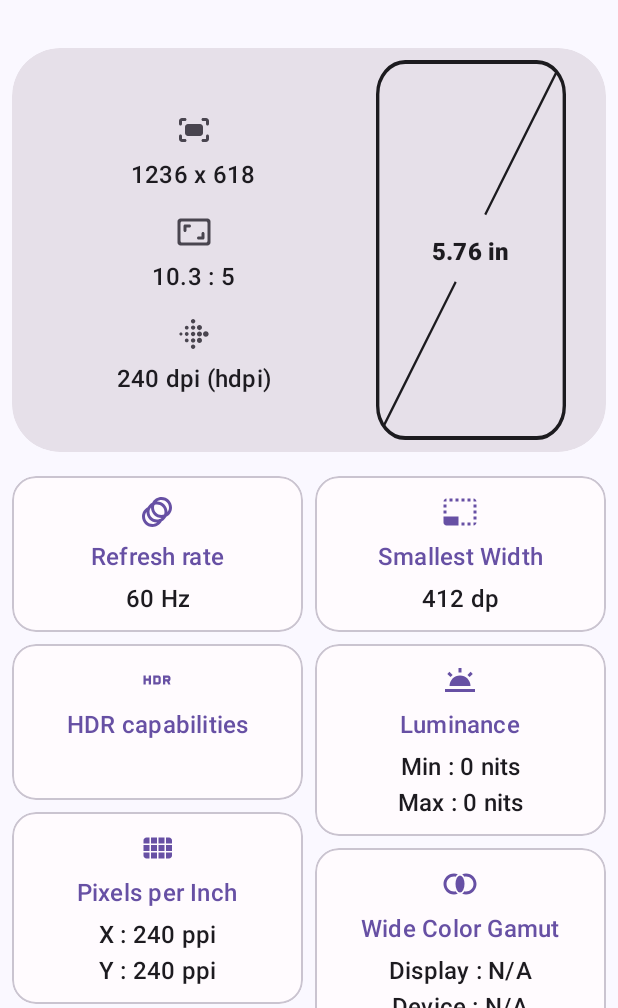
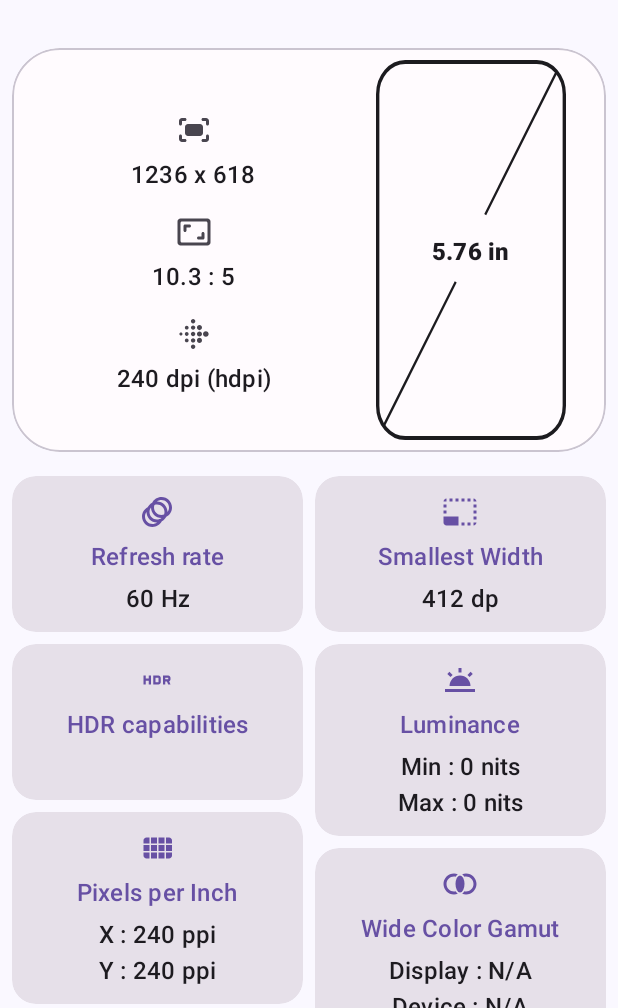
Before and after one commit to DrHowdyDoo/DisplayInfo, an Android app: the screen it shows after launch (MainActivity), on a phone screen of 412 x 824 dp, the part 228-1236 px from its top. Run offline under Robolectric (Android 15) with nearby library versions, the phone set to English and light mode, and no system bars; 5 statements that could not run were skipped.

Commit message:
ui changed

```diff
--- a/app/src/main/res/layout/activity_main.xml
+++ b/app/src/main/res/layout/activity_main.xml
@@ -53,7 +53,7 @@
 
             <com.google.android.material.card.MaterialCardView
                 android:id="@+id/materialCardView"
-                style="?attr/materialCardViewFilledStyle"
+                style="?attr/materialCardViewOutlinedStyle"
                 android:layout_width="match_parent"
                 android:layout_height="wrap_content"
                 app:cardCornerRadius="32dp"
@@ -172,7 +172,7 @@
 
             <com.google.android.material.card.MaterialCardView
                 android:id="@+id/materialCardView2"
-                style="?attr/materialCardViewOutlinedStyle"
+                style="?attr/materialCardViewFilledStyle"
                 android:layout_width="0dp"
                 android:layout_height="wrap_content"
                 android:layout_marginTop="@dimen/titles_gap"
@@ -232,7 +232,7 @@
 
             <com.google.android.material.card.MaterialCardView
                 android:id="@+id/materialCardView3"
-                style="?attr/materialCardViewOutlinedStyle"
+                style="?attr/materialCardViewFilledStyle"
                 android:layout_width="0dp"
                 android:layout_height="wrap_content"
                 android:layout_marginStart="4dp"
@@ -280,7 +280,7 @@
 
             <com.google.android.material.card.MaterialCardView
                 android:id="@+id/materialCardView_luminance"
-                style="?attr/materialCardViewOutlinedStyle"
+                style="?attr/materialCardViewFilledStyle"
                 android:layout_width="0dp"
                 android:layout_height="wrap_content"
                 android:layout_marginStart="4dp"
@@ -331,7 +331,7 @@
 
             <com.google.android.material.card.MaterialCardView
                 android:id="@+id/materialCardView_hdr"
-                style="?attr/materialCardViewOutlinedStyle"
+                style="?attr/materialCardViewFilledStyle"
                 android:layout_width="0dp"
                 android:layout_height="wrap_content"
                 android:layout_marginTop="8dp"
@@ -382,7 +382,7 @@
 
             <com.google.android.material.card.MaterialCardView
                 android:id="@+id/materialCardView_refresh_rate"
-                style="?attr/materialCardViewOutlinedStyle"
+                style="?attr/materialCardViewFilledStyle"
                 android:layout_width="0dp"
                 android:layout_height="wrap_content"
                 android:layout_marginTop="8dp"
@@ -432,7 +432,7 @@
 
             <com.google.android.material.card.MaterialCardView
                 android:id="@+id/materialCardView_wide_color"
-                style="?attr/materialCardViewOutlinedStyle"
+                style="?attr/materialCardViewFilledStyle"
                 android:layout_width="0dp"
                 android:layout_height="wrap_content"
                 android:layout_marginStart="4dp"
@@ -489,7 +489,7 @@
                 app:layout_constraintStart_toStartOf="parent"
                 app:layout_constraintEnd_toEndOf="parent"
                 app:layout_constraintTop_toBottomOf="@+id/materialCardView_wide_color"
-                style="?attr/materialCardViewOutlinedStyle">
+                style="?attr/materialCardViewFilledStyle">
 
                 <LinearLayout
                     android:layout_width="match_parent"
--- a/app/src/main/res/values-night/themes.xml
+++ b/app/src/main/res/values-night/themes.xml
@@ -23,15 +23,15 @@
         <item name="colorErrorContainer">@color/purple_error_30</item>
         <item name="colorOnErrorContainer">@color/purple_error_80</item>
 
-        <item name="android:colorBackground">@color/black</item>
+        <item name="android:colorBackground">@color/purple_neutral_10</item>
         <item name="colorOnBackground">@color/purple_neutral_90</item>
 
-        <item name="colorSurface">@color/black</item>
+        <item name="colorSurface">@color/purple_neutral_10</item>
         <item name="colorOnSurface">@color/purple_neutral_90</item>
         <item name="colorSurfaceInverse">@color/purple_neutral_90</item>
         <item name="colorOnSurfaceInverse">@color/purple_neutral_20</item>
 
-        <item name="colorSurfaceVariant">@color/purple_neutral_10</item>
+        <item name="colorSurfaceVariant">@color/purple_neutral_variant_30</item>
         <item name="colorOnSurfaceVariant">@color/purple_neutral_variant_80</item>
 
         <item name="colorOutline">@color/purple_neutral_variant_60</item>
--- a/app/src/main/res/values/colors.xml
+++ b/app/src/main/res/values/colors.xml
@@ -7,6 +7,7 @@
     <color name="teal_700">#FF018786</color>
     <color name="black">#FF000000</color>
     <color name="white">#FFFFFFFF</color>
+    <color name="dark">#201A1A</color>
 
     <!-- Purple Color -->
 
```
